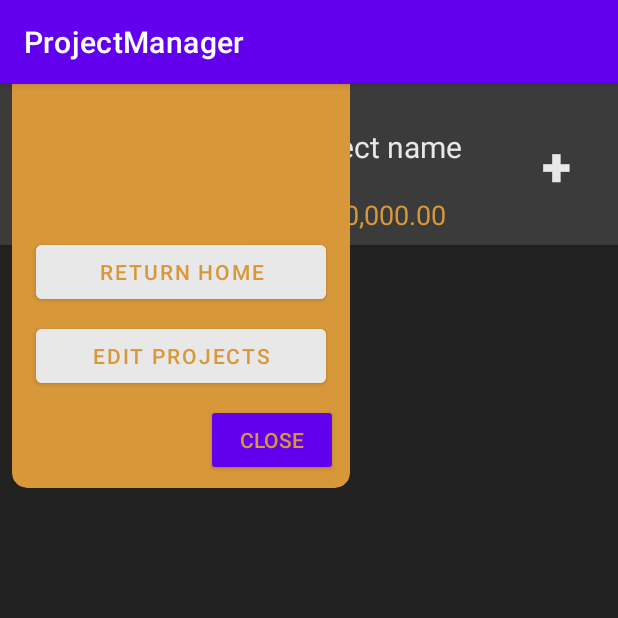
After one commit to Akelly982/aitAndroidMobileApp, an Android app: the ProjectActivity screen opened directly, with no data from a screen before it, on a phone screen of 412 x 824 dp, the top half of it. The commit adds this screen. Run offline under Robolectric (Android 15) with nearby library versions, the phone set to English and light mode, and no system bars.

Commit message:
added project Activty fixed some code

```diff
--- a/app/src/main/AndroidManifest.xml
+++ b/app/src/main/AndroidManifest.xml
@@ -9,7 +9,8 @@
         android:roundIcon="@mipmap/ic_launcher_round"
         android:supportsRtl="true"
         android:theme="@style/AppTheme">
-        <activity android:name=".activities.HomeEditActivity"></activity>
+        <activity android:name=".activities.ProjectActivity"></activity>
+        <activity android:name=".activities.HomeEditActivity" />
         <activity android:name=".activities.newProjectActivity" />
         <activity android:name=".activities.HomeActivity" />
         <activity android:name=".MainActivity">
--- /dev/null
+++ b/app/src/main/java/com/aidankelly/projectmanager/activities/ProjectActivity.java
@@ -0,0 +1,16 @@
+package com.aidankelly.projectmanager.activities;
+
+import androidx.appcompat.app.AppCompatActivity;
+
+import android.os.Bundle;
+
+import com.aidankelly.projectmanager.R;
+
+public class ProjectActivity extends AppCompatActivity {
+
+    @Override
+    protected void onCreate(Bundle savedInstanceState) {
+        super.onCreate(savedInstanceState);
+        setContentView(R.layout.activity_project);
+    }
+}
--- a/app/src/main/java/com/aidankelly/projectmanager/recyclerview/HomeRecyclerViewAdapter.java
+++ b/app/src/main/java/com/aidankelly/projectmanager/recyclerview/HomeRecyclerViewAdapter.java
@@ -54,4 +54,9 @@ public class HomeRecyclerViewAdapter extends RecyclerView.Adapter<HomeViewHolder
     public int getItemCount() {
         return projects.size();
     }
+
+    public void addItem(UserProject project) {
+        projects.add(1,project);
+        notifyItemInserted(getItemCount());
+    }
 }
--- a/app/src/main/java/com/aidankelly/projectmanager/services/DataService.java
+++ b/app/src/main/java/com/aidankelly/projectmanager/services/DataService.java
@@ -52,5 +52,9 @@ public class DataService {
         return myProjects;
     }
 
+    public UserProject getProject(Integer id){
+        return sqlite.getProject(id);
+    }
+
 
 }
--- /dev/null
+++ b/app/src/main/res/layout/activity_project.xml
@@ -0,0 +1,203 @@
+<?xml version="1.0" encoding="utf-8"?>
+<androidx.constraintlayout.widget.ConstraintLayout xmlns:android="http://schemas.android.com/apk/res/android"
+    xmlns:app="http://schemas.android.com/apk/res-auto"
+    xmlns:tools="http://schemas.android.com/tools"
+    android:layout_width="match_parent"
+    android:layout_height="match_parent"
+    tools:context=".activities.ProjectActivity">
+
+    <androidx.cardview.widget.CardView
+        android:layout_width="match_parent"
+        android:layout_height="0dp"
+        app:cardBackgroundColor="@color/bkgColor"
+        app:cardCornerRadius="0dp"
+        app:cardElevation="0dp"
+        app:layout_constraintBottom_toBottomOf="parent"
+        app:layout_constraintEnd_toEndOf="parent"
+        app:layout_constraintStart_toStartOf="parent"
+        app:layout_constraintTop_toTopOf="@+id/headerBottomGuideline122">
+
+        <include
+            android:id="@+id/include"
+            layout="@layout/content_home" />
+    </androidx.cardview.widget.CardView>
+
+    <androidx.cardview.widget.CardView
+        android:id="@+id/cardView2"
+        android:layout_width="0dp"
+        android:layout_height="0dp"
+        app:cardBackgroundColor="@color/darkMain"
+        app:cardCornerRadius="0dp"
+        app:cardElevation="2dp"
+        app:layout_constraintBottom_toTopOf="@+id/headerBottomGuideline122"
+        app:layout_constraintEnd_toEndOf="parent"
+        app:layout_constraintStart_toStartOf="parent"
+        app:layout_constraintTop_toTopOf="parent">
+
+        <androidx.constraintlayout.widget.ConstraintLayout
+            android:layout_width="match_parent"
+            android:layout_height="match_parent">
+
+
+            <Button
+                android:id="@+id/projectNewItemButton2"
+                android:layout_width="60dp"
+                android:layout_height="60dp"
+                android:background="#00FFFFFF"
+                android:insetLeft="0dp"
+                android:insetTop="0dp"
+                android:insetRight="0dp"
+                android:insetBottom="0dp"
+                android:text="+"
+                android:textAlignment="center"
+                android:textColor="@color/lightTextColor"
+                android:textSize="36sp"
+                android:textStyle="bold"
+                app:backgroundTint="@color/accentColor"
+                app:cornerRadius="10dp"
+                app:layout_constraintBottom_toBottomOf="parent"
+                app:layout_constraintEnd_toEndOf="parent"
+                app:layout_constraintStart_toStartOf="@+id/guideline2"
+                app:layout_constraintTop_toTopOf="parent" />
+
+            <Button
+                android:id="@+id/projectOptionsButton2"
+                android:layout_width="80dp"
+                android:layout_height="60dp"
+                android:layout_marginStart="8dp"
+                android:insetLeft="0dp"
+                android:insetTop="0dp"
+                android:insetRight="2dp"
+                android:insetBottom="2dp"
+                android:text="Options"
+                android:textColor="@color/lightTextColor"
+                app:backgroundTint="@color/accentColor"
+                app:cornerRadius="10dp"
+                app:layout_constraintBottom_toBottomOf="parent"
+                app:layout_constraintEnd_toStartOf="@+id/guideline"
+                app:layout_constraintStart_toStartOf="parent"
+                app:layout_constraintTop_toTopOf="parent" />
+
+            <androidx.constraintlayout.widget.Guideline
+                android:id="@+id/guideline"
+                android:layout_width="wrap_content"
+                android:layout_height="wrap_content"
+                android:orientation="vertical"
+                app:layout_constraintGuide_percent="0.25" />
+
+            <androidx.constraintlayout.widget.Guideline
+                android:id="@+id/guideline2"
+                android:layout_width="wrap_content"
+                android:layout_height="wrap_content"
+                android:orientation="vertical"
+                app:layout_constraintGuide_percent="0.80" />
+
+            <TextView
+                android:id="@+id/projectCostTitleTextView"
+                android:layout_width="0dp"
+                android:layout_height="wrap_content"
+                android:layout_marginStart="16dp"
+                android:layout_marginEnd="32dp"
+                android:layout_marginBottom="8dp"
+                android:text="$ 12,000,000.00"
+                android:textAlignment="viewEnd"
+                android:textColor="@color/accentColor"
+                android:textSize="18sp"
+                app:layout_constraintBottom_toBottomOf="parent"
+                app:layout_constraintEnd_toStartOf="@+id/guideline2"
+                app:layout_constraintHorizontal_bias="0.0"
+                app:layout_constraintStart_toStartOf="@+id/guideline" />
+
+            <TextView
+                android:id="@+id/projectTitleTextView2"
+                android:layout_width="0dp"
+                android:layout_height="27dp"
+                android:layout_marginStart="16dp"
+                android:layout_marginTop="8dp"
+                android:text="Current Project name"
+                android:textAlignment="viewStart"
+                android:textColor="@color/lightTextColor"
+                android:textSize="20sp"
+                app:layout_constraintBottom_toTopOf="@+id/projectCostTitleTextView"
+                app:layout_constraintEnd_toStartOf="@+id/guideline2"
+                app:layout_constraintStart_toStartOf="@+id/guideline"
+                app:layout_constraintTop_toTopOf="parent" />
+
+        </androidx.constraintlayout.widget.ConstraintLayout>
+
+    </androidx.cardview.widget.CardView>
+
+    <androidx.constraintlayout.widget.Guideline
+        android:id="@+id/headerBottomGuideline122"
+        android:layout_width="wrap_content"
+        android:layout_height="wrap_content"
+        android:orientation="horizontal"
+        app:layout_constraintGuide_percent="0.14" />
+
+    <androidx.cardview.widget.CardView
+        android:id="@+id/optionsCardView2"
+        android:layout_width="225dp"
+        android:layout_height="300dp"
+        android:layout_marginStart="8dp"
+        app:cardBackgroundColor="@color/accentColor"
+        app:cardCornerRadius="10dp"
+        app:cardElevation="2dp"
+        app:layout_constraintBottom_toTopOf="@+id/guidelineHorizOptionsWindowLowered"
+        app:layout_constraintStart_toStartOf="parent">
+
+        <androidx.constraintlayout.widget.ConstraintLayout
+            android:layout_width="match_parent"
+            android:layout_height="match_parent">
+
+            <Button
+                android:id="@+id/projectCloseOptionsWindowButton"
+                style="@style/Widget.AppCompat.Button"
+                android:layout_width="wrap_content"
+                android:layout_height="wrap_content"
+                android:layout_marginEnd="8dp"
+                android:layout_marginBottom="8dp"
+                android:backgroundTint="@color/lightTextColor"
+                android:text="Close"
+                android:textColor="@color/accentColor"
+                app:layout_constraintBottom_toBottomOf="parent"
+                app:layout_constraintEnd_toEndOf="parent" />
+
+            <Button
+                android:id="@+id/projectOptionsEditProjectsButton"
+                android:layout_width="0dp"
+                android:layout_height="wrap_content"
+                android:layout_marginStart="16dp"
+                android:layout_marginEnd="16dp"
+                android:layout_marginBottom="8dp"
+                android:backgroundTint="@color/lightTextColor"
+                android:text="Edit Projects"
+                android:textColor="@color/accentColor"
+                app:layout_constraintBottom_toTopOf="@+id/projectCloseOptionsWindowButton"
+                app:layout_constraintEnd_toEndOf="parent"
+                app:layout_constraintStart_toStartOf="parent" />
+
+            <Button
+                android:id="@+id/projectOptionsReturnHomeButton"
+                android:layout_width="0dp"
+                android:layout_height="wrap_content"
+                android:layout_marginStart="16dp"
+                android:layout_marginEnd="16dp"
+                android:layout_marginBottom="8dp"
+                android:backgroundTint="@color/lightTextColor"
+                android:text="Return home"
+                android:textColor="@color/accentColor"
+                app:layout_constraintBottom_toTopOf="@+id/projectOptionsEditProjectsButton"
+                app:layout_constraintEnd_toEndOf="parent"
+                app:layout_constraintStart_toStartOf="parent" />
+        </androidx.constraintlayout.widget.ConstraintLayout>
+    </androidx.cardview.widget.CardView>
+
+    <androidx.constraintlayout.widget.Guideline
+        android:id="@+id/guidelineHorizOptionsWindowLowered"
+        android:layout_width="wrap_content"
+        android:layout_height="wrap_content"
+        android:orientation="horizontal"
+        app:layout_constraintGuide_percent="0.35" />
+
+
+</androidx.constraintlayout.widget.ConstraintLayout>
```
Also changed, not shown: app/src/main/java/com/aidankelly/projectmanager/activities/HomeActivity.java (+10 -5 lines), app/src/main/java/com/aidankelly/projectmanager/activities/newProjectActivity.java (+11 -7 lines), app/src/main/java/com/aidankelly/projectmanager/database/ProjectDatabaseHelper.java (+30 -1 lines), app/src/main/res/layout/activity_new_project.xml (+10 -10 lines), app/src/main/res/layout/content_project.xml (added, +16 -0 lines), app/src/main/res/layout/recycler_item_view_project.xml (added, +112 -0 lines).
